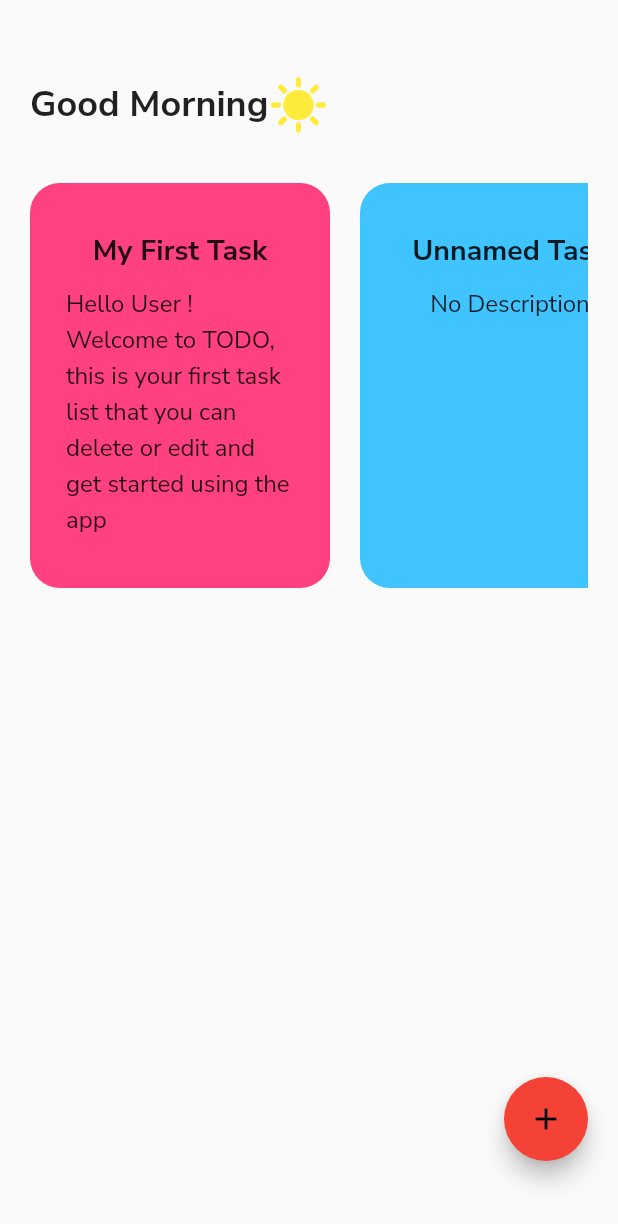
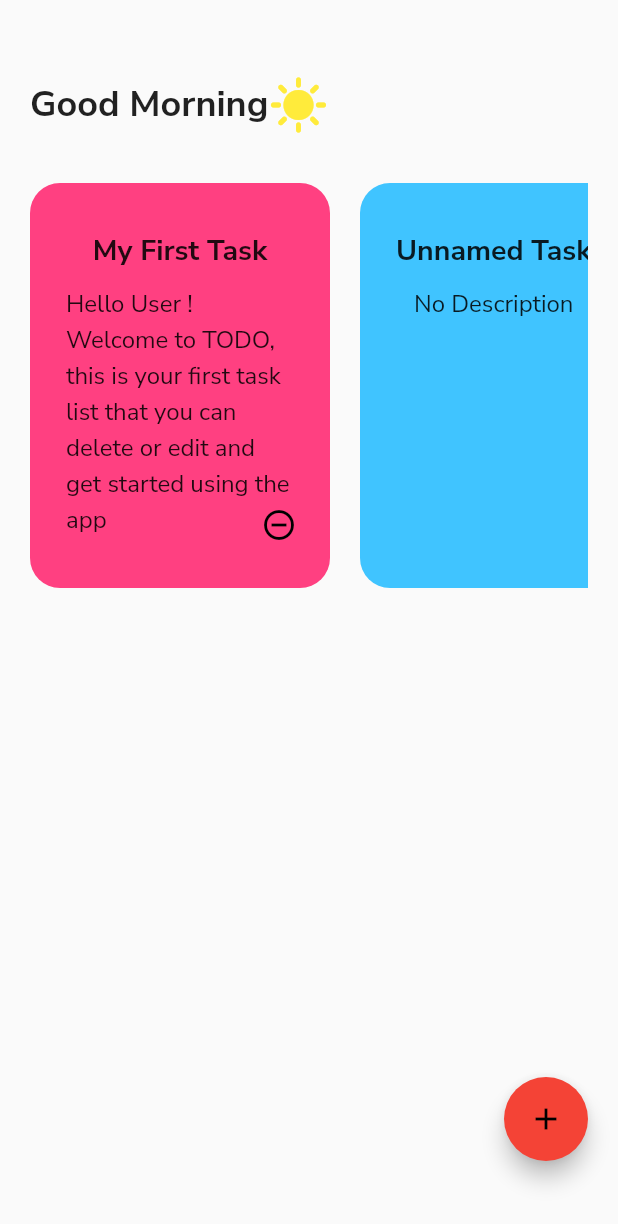
Before and after one commit to Rayan420/todo, a Flutter app: the screen it shows after launch, on a phone screen of 412 x 824 dp. Shown: the top 1224 px of the screen. Run offline on Flutter 3.47's test engine with Material 2 defaults, Android fonts, the phone set to English and light mode, and no system bars; our stand-ins replace google_fonts.

Commit message:
current version of the app

```diff
--- a/lib/Components/Widgerts/task_card.dart
+++ b/lib/Components/Widgerts/task_card.dart
@@ -1,46 +1,63 @@
 import 'package:flutter/material.dart';
 
 class TaskCard extends StatelessWidget {
-  const TaskCard({Key? key, required this.color,required this.title,required this.desc}) : super(key: key);
+  const TaskCard(
+      {Key? key, required this.color, required this.title, required this.desc})
+      : super(key: key);
 
   final Color color;
   final String? title;
   final String? desc;
+
   @override
   Widget build(BuildContext context) {
     return Container(
       width: 200,
       height: 200,
-      padding: EdgeInsets.symmetric(
+      padding: const EdgeInsets.symmetric(
         vertical: 32.0,
         horizontal: 24.0,
       ),
-      margin: EdgeInsets.only(right: 20),
+      margin: const EdgeInsets.only(right: 20),
       decoration: BoxDecoration(
         borderRadius: BorderRadius.circular(20),
         color: color,
       ),
-      child: Column(
+      child: Stack(
+        children: [
+          // icon button in stack to remove a unwanted task list
+          Positioned(
+            bottom: -14.0,
+            right: -14.0,
+            child: IconButton(
+              onPressed: null,
+              icon: Icon(Icons.remove_circle_outline, color: Colors.black,),
+            ),
+          ),
+          Column(
             children: [
               Text(
-            title?? "Unnamed Task",
-            style: TextStyle(
+                title ?? "Unnamed Task",
+                style: const TextStyle(
                   fontWeight: FontWeight.bold,
                   fontSize: 19,
                 ),
               ),
-          Padding(
+              const Padding(
                 padding: EdgeInsets.only(top: 10),
               ),
               Text(
-            desc?? "No Description",
-            style: TextStyle(
+                desc ?? "No Description",
+                style: const TextStyle(
                   height: 1.5,
                   fontSize: 16,
                 ),
               )
             ],
           ),
+
+        ],
+      ),
     );
   }
 }
```
Lines whose indentation alone changed are shown as unchanged.
